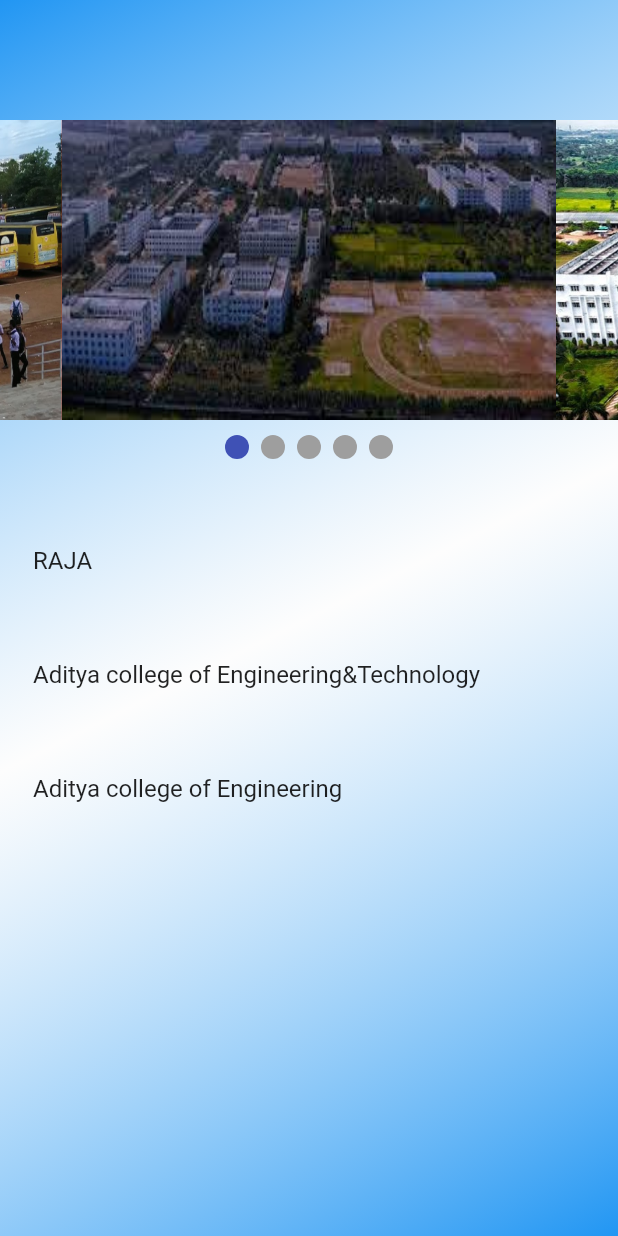
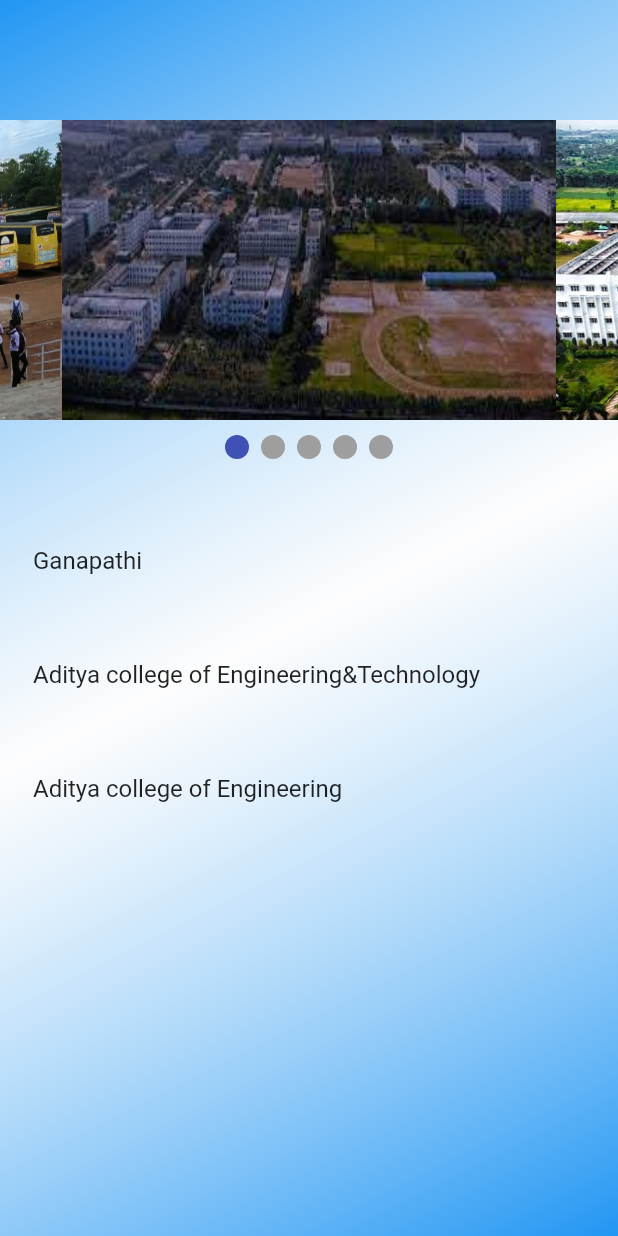
Before and after one commit to Rajakotha/smartstudy, a Flutter app: the second screen opened directly, on a phone screen of 412 x 824 dp. Run offline on Flutter 3.47's test engine with Material 2 defaults, Android fonts, the phone set to English and light mode, and no system bars; drawn by our look-alikes of carousel_slider, smooth_page_indicator.

Commit message:
changed name

```diff
--- a/lib/main.dart
+++ b/lib/main.dart
@@ -108,7 +108,7 @@
         Container(height: 400,width: 400,
           child: ListView(
             children: [
-              ListTile(title: Text("RAJA"),onTap: (){
+              ListTile(title: Text("Ganapathi"),onTap: (){
                 Navigator.push(context, MaterialPageRoute(builder: (context)=>third()));
               },),
               SizedBox(height: 20,),
```
